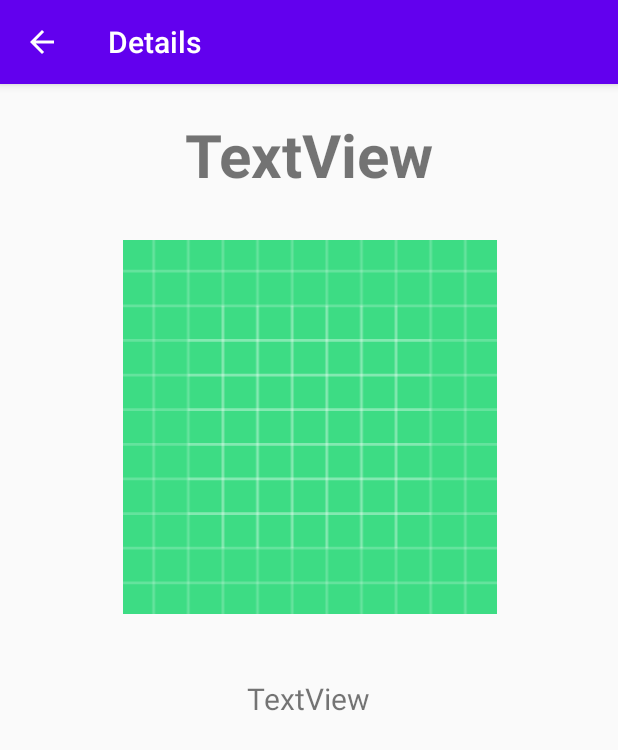
After one commit to aronchung7/Assignment_5, an Android app: the MainActivity2 screen opened directly, with no data from a screen before it, on a phone screen of 412 x 824 dp. The commit adds this screen. Shown: the top 750 px of the screen. Run offline under Robolectric (Android 15) with nearby library versions, the phone set to English and light mode, and no system bars.

Commit message:
Second draft

```diff
--- a/app/src/main/AndroidManifest.xml
+++ b/app/src/main/AndroidManifest.xml
@@ -9,6 +9,9 @@
         android:roundIcon="@mipmap/ic_launcher_round"
         android:supportsRtl="true"
         android:theme="@style/AppTheme">
+        <activity android:name=".MainActivity2"
+            android:parentActivityName=".MainActivity"
+            android:label="Details"></activity>
         <activity android:name=".MainActivity">
             <intent-filter>
                 <action android:name="android.intent.action.MAIN" />
--- /dev/null
+++ b/app/src/main/java/com/example/assignment5/MainActivity2.java
@@ -0,0 +1,43 @@
+package com.example.assignment5;
+
+import androidx.appcompat.app.AppCompatActivity;
+
+import android.os.Bundle;
+import android.widget.ImageView;
+import android.widget.TextView;
+import android.widget.Toast;
+
+public class MainActivity2 extends AppCompatActivity {
+
+    ImageView imageView;
+    TextView title, description;
+    String data1, data2;
+    int myImage;
+
+    @Override
+    protected void onCreate(Bundle savedInstanceState) {
+        super.onCreate(savedInstanceState);
+        setContentView(R.layout.activity_main2);
+
+        imageView = findViewById(R.id.imageView);
+        title = findViewById(R.id.title);
+        description = findViewById(R.id.description);
+    }
+
+    private void getData(){
+        if (getIntent().hasExtra("myImage") && getIntent().hasExtra("data1") && getIntent().hasExtra("data2")) {
+            data1 = getIntent().getStringExtra("data1");
+            data2 = getIntent().getStringExtra("data2");
+            myImage = getIntent().getIntExtra("myImage", 1);
+        }
+        else {
+            Toast.makeText(this, "No data.", Toast.LENGTH_SHORT).show();
+        }
+    }
+
+    private void setData(){
+        title.setText(data1);
+        description.setText(data2);
+        imageView.setImageResource(myImage);
+    }
+}
--- /dev/null
+++ b/app/src/main/res/layout/activity_main2.xml
@@ -0,0 +1,46 @@
+<?xml version="1.0" encoding="utf-8"?>
+<androidx.constraintlayout.widget.ConstraintLayout xmlns:android="http://schemas.android.com/apk/res/android"
+    xmlns:app="http://schemas.android.com/apk/res-auto"
+    xmlns:tools="http://schemas.android.com/tools"
+    android:layout_width="match_parent"
+    android:layout_height="match_parent"
+    tools:context=".MainActivity2">
+
+    <ImageView
+        android:id="@+id/imageView"
+        android:layout_width="359dp"
+        android:layout_height="249dp"
+        app:layout_constraintBottom_toBottomOf="parent"
+        app:layout_constraintEnd_toEndOf="parent"
+        app:layout_constraintStart_toStartOf="parent"
+        app:layout_constraintTop_toTopOf="parent"
+        app:layout_constraintVertical_bias="0.201"
+        app:srcCompat="@drawable/ic_launcher_background" />
+
+    <TextView
+        android:id="@+id/title"
+        android:layout_width="wrap_content"
+        android:layout_height="wrap_content"
+        android:layout_marginTop="20dp"
+        android:layout_marginBottom="30dp"
+        android:text="TextView"
+        android:textSize="40sp"
+        android:textStyle="bold"
+        app:layout_constraintBottom_toTopOf="@+id/imageView"
+        app:layout_constraintEnd_toEndOf="parent"
+        app:layout_constraintStart_toStartOf="parent"
+        app:layout_constraintTop_toTopOf="parent" />
+
+    <TextView
+        android:id="@+id/description"
+        android:layout_width="wrap_content"
+        android:layout_height="wrap_content"
+        android:text="TextView"
+        android:textSize="20sp"
+        app:layout_constraintBottom_toBottomOf="parent"
+        app:layout_constraintEnd_toEndOf="parent"
+        app:layout_constraintHorizontal_bias="0.498"
+        app:layout_constraintStart_toStartOf="parent"
+        app:layout_constraintTop_toBottomOf="@+id/imageView"
+        app:layout_constraintVertical_bias="0.111" />
+</androidx.constraintlayout.widget.ConstraintLayout>
--- a/app/src/main/res/layout/my_row.xml
+++ b/app/src/main/res/layout/my_row.xml
@@ -2,7 +2,8 @@
 <LinearLayout xmlns:android="http://schemas.android.com/apk/res/android"
     xmlns:app="http://schemas.android.com/apk/res-auto"
     android:orientation="vertical" android:layout_width="match_parent"
-    android:layout_height="wrap_content">
+    android:layout_height="wrap_content"
+    android:id="@+id/mainLayout">
 
     <androidx.cardview.widget.CardView
         android:layout_width="match_parent"
```
Also changed, not shown: app/src/main/java/com/example/assignment5/MyAdapter.java (+16 -1 lines).
